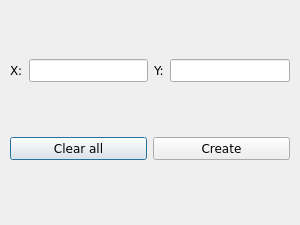
First picture: the form in main/add_objects_forms/add_target_form.ui, repository UmbrellaLeaf5/locus_no_pilotus, before the edit.
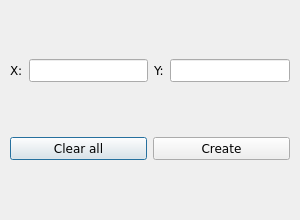
Second picture: the form after the edit.

Patch:
```diff
--- a/main/add_objects_forms/add_target_form.ui
+++ b/main/add_objects_forms/add_target_form.ui
@@ -7,7 +7,7 @@
     <x>0</x>
     <y>0</y>
     <width>300</width>
-    <height>225</height>
+    <height>220</height>
    </rect>
   </property>
   <property name="windowTitle">
```
Left out of the diff: 4 changed lines with no effect on the pictures.
